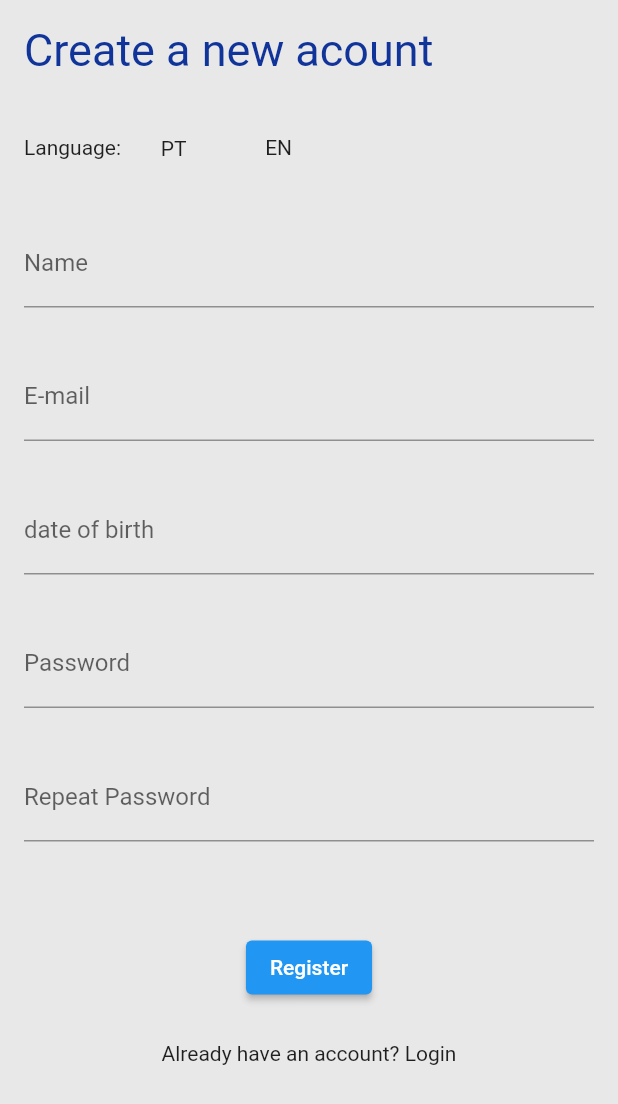
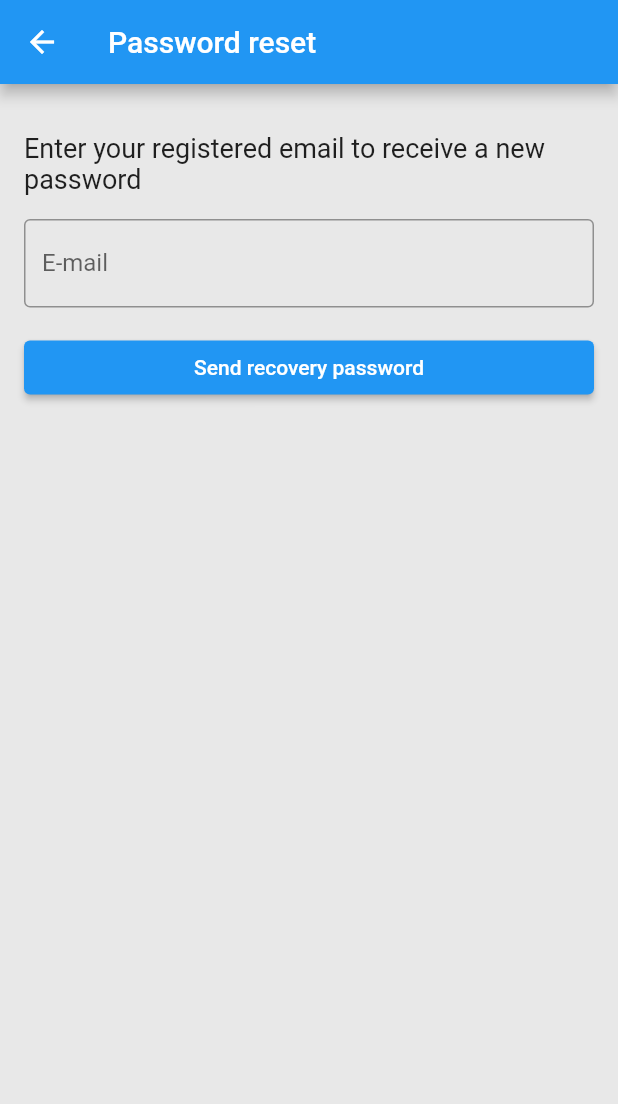
Before and after one commit to Falleiro/Stock-Control, a Flutter app: the LoginPage screen opened directly, after a tap on "I forgot the password", on a phone screen of 412 x 824 dp. Shown: the top 1104 px of the screen. Run offline on Flutter 3.47's test engine with Material 2 defaults, Android fonts, the light colour scheme and no system bars; our stand-ins replace flutter_modular, flutter_triple, localization, sqflite; accounts and stored records are empty.

Commit message:
implementando pagina de redefinição da senha

```diff
--- a/stockcontrol/lib/assets/i18n/en_US.json
+++ b/stockcontrol/lib/assets/i18n/en_US.json
@@ -36,5 +36,11 @@
     "gestao_estabelecimento": "Establishment management",
     "gestao_texto": "Manage your stores in different locations with each location's stock.",
     "sugestao_produto": "Product suggestions",
-    "texto_sugestao": "Get suggestions on which products to add in each establishment, in relation to your sales."
+    "texto_sugestao": "Get suggestions on which products to add in each establishment, in relation to your sales.",
+    "redefinir_senha": "Password reset",
+    "digite_email": "Enter your registered email to receive a new password",
+    "enviar_senha": "Send recovery password",
+    "texto_email_enviado": "Your new password has been sent to the email address:",
+    "nova_senha_enviada": "New password sent",
+    "ok": "Ok"
 }
--- a/stockcontrol/lib/assets/i18n/pt_BR.json
+++ b/stockcontrol/lib/assets/i18n/pt_BR.json
@@ -36,5 +36,11 @@
     "gestao_estabelecimento": "Gestão de estabelecimentos",
     "gestao_texto": "Gerencie suas lojas de diferentes localidades com o estoque de cada uma.",
     "sugestao_produto": "Sugestões de produtos",
-    "texto_sugestao": "Obtenha sugestões de quais produtos adicionar em cada estabelecimento, em relação a suas vendas."
+    "texto_sugestao": "Obtenha sugestões de quais produtos adicionar em cada estabelecimento, em relação a suas vendas.",
+    "redefinir_senha": "Redefinição da senha",
+    "digite_email": "Digite seu E-mail cadastrado para receber uma nova senha",
+    "enviar_senha": "Enviar senha de recuperação",
+    "texto_email_enviado": "Sua nova senha foi enviada para o e-mail",
+    "nova_senha_enviada": "Nova senha enviada",
+    "ok": "Ok"
 }
--- a/stockcontrol/lib/src/feature/home/view/page/login/loginpage.dart
+++ b/stockcontrol/lib/src/feature/home/view/page/login/loginpage.dart
@@ -1,6 +1,7 @@
 import 'package:flutter/material.dart';
 import 'package:localization/localization.dart';
 import 'package:stock_control/src/feature/home/view/page/homepage.dart';
+import 'package:stock_control/src/feature/home/view/page/login/resetpassword.dart';
 import 'package:stock_control/src/feature/home/view/page/login/singuppage.dart';
 
 class LoginPage extends StatefulWidget {
@@ -49,8 +50,10 @@ class _LoginPageState extends State<LoginPage> {
               ),
               IconButton(
                 onPressed: () {
-                  Navigator.push(context,
-                      MaterialPageRoute(builder: (context) => SignupPage()));
+                  Navigator.push(
+                      context,
+                      MaterialPageRoute(
+                          builder: (context) => const PasswordResetScreen()));
                 },
                 icon: Text(
                   "esqueci_a_senha".i18n(),
--- /dev/null
+++ b/stockcontrol/lib/src/feature/home/view/page/login/resetpassword.dart
@@ -0,0 +1,79 @@
+import 'package:flutter/material.dart';
+import 'package:localization/localization.dart';
+
+class PasswordResetScreen extends StatefulWidget {
+  const PasswordResetScreen({super.key});
+
+  @override
+  // ignore: library_private_types_in_public_api
+  _PasswordResetScreenState createState() => _PasswordResetScreenState();
+}
+
+class _PasswordResetScreenState extends State<PasswordResetScreen> {
+  final TextEditingController _emailController = TextEditingController();
+
+  @override
+  Widget build(BuildContext context) {
+    return Scaffold(
+      backgroundColor: const Color.fromARGB(248, 231, 231, 231),
+      appBar: AppBar(
+        title: Text("redefinir_senha".i18n()),
+      ),
+      body: Padding(
+        padding: const EdgeInsets.all(16.0),
+        child: Column(
+          crossAxisAlignment: CrossAxisAlignment.stretch,
+          children: [
+            const SizedBox(height: 16.0),
+            Text(
+              "digite_email".i18n(),
+              style: const TextStyle(fontSize: 18.0),
+            ),
+            const SizedBox(height: 16.0),
+            TextField(
+              controller: _emailController,
+              decoration: InputDecoration(
+                labelText: "email".i18n(),
+                border: const OutlineInputBorder(),
+              ),
+            ),
+            const SizedBox(height: 16.0),
+            ElevatedButton(
+              onPressed: () {
+                _sendNewPassword(context, _emailController.text);
+              },
+              child: Text("enviar_senha".i18n()),
+            ),
+          ],
+        ),
+      ),
+    );
+  }
+
+  void _sendNewPassword(BuildContext context, String email) {
+    showDialog(
+      context: context,
+      builder: (BuildContext context) {
+        return AlertDialog(
+          title: Text("nova_senha_enviada".i18n()),
+          content: Column(
+            mainAxisSize: MainAxisSize.min,
+            crossAxisAlignment: CrossAxisAlignment.start,
+            children: [
+              Text("texto_email_enviado".i18n()),
+              Text(email),
+            ],
+          ),
+          actions: [
+            TextButton(
+              onPressed: () {
+                Navigator.pop(context);
+              },
+              child: Text("ok".i18n()),
+            ),
+          ],
+        );
+      },
+    );
+  }
+}
```
